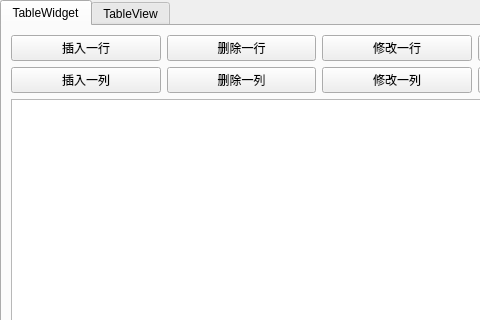
Before: the Qt Designer form TabelDemo/mainwindow.ui in TYHJgy/QT-demo, drawn with Qt 5; both pictures show x 0 to 480 and y 0 to 320 of the 949 by 608 pixel window.
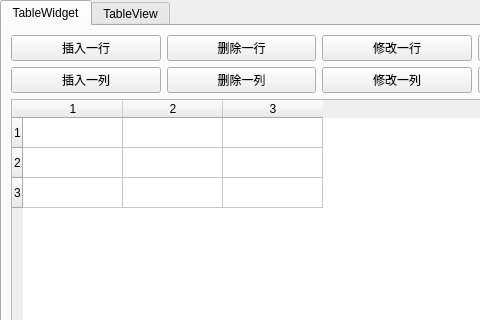
After: the same form once the commit is applied.

Commit message: 列宽自适应

The edit to the form file:
```diff
--- a/TabelDemo/mainwindow.ui
+++ b/TabelDemo/mainwindow.ui
@@ -13,6 +13,9 @@
   <property name="windowTitle">
    <string>MainWindow</string>
   </property>
+  <property name="styleSheet">
+   <string notr="true"/>
+  </property>
   <widget class="QWidget" name="centralwidget">
    <layout class="QVBoxLayout" name="verticalLayout">
     <property name="leftMargin">
@@ -130,7 +133,23 @@
          </layout>
         </item>
         <item>
-         <widget class="QTableWidget" name="tableWidget"/>
+         <widget class="QTableWidget" name="tableWidget">
+          <property name="rowCount">
+           <number>3</number>
+          </property>
+          <property name="columnCount">
+           <number>3</number>
+          </property>
+          <attribute name="horizontalHeaderShowSortIndicator" stdset="0">
+           <bool>false</bool>
+          </attribute>
+          <row/>
+          <row/>
+          <row/>
+          <column/>
+          <column/>
+          <column/>
+         </widget>
         </item>
        </layout>
       </widget>
```
The commit also changes 2 other files.
